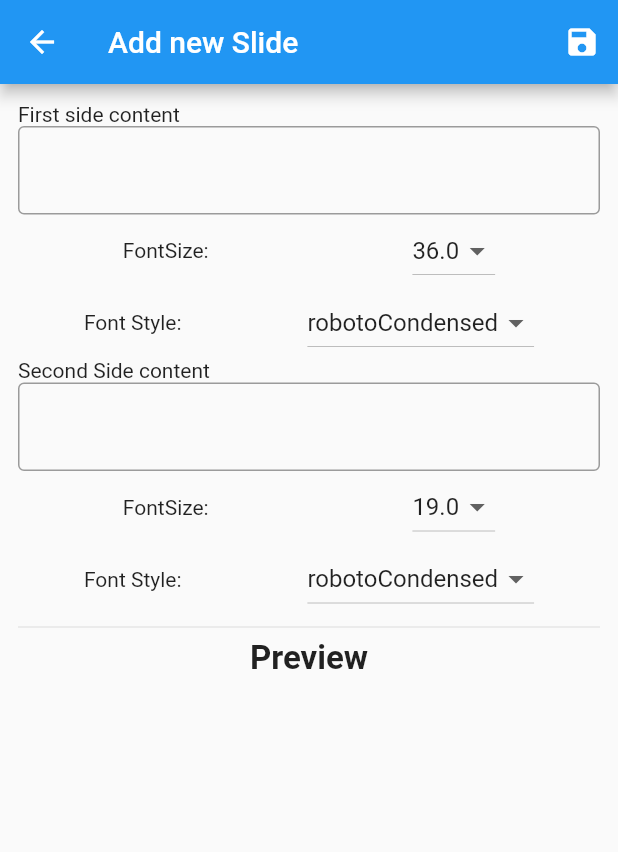
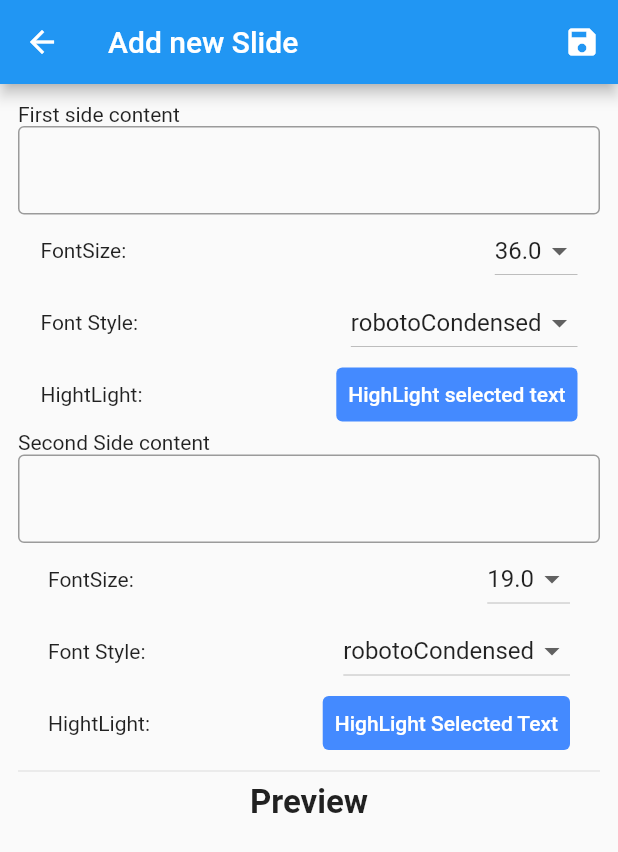
Before and after one commit to iwilfried/Flutter-Flashcards-Portrait-Rich-Media, a Flutter app: the AddSlideScreen screen opened directly, on a phone screen of 412 x 824 dp. Shown: the top 852 px of the screen. Run offline on Flutter 3.47's test engine with Material 2 defaults, Android fonts, the phone set to English and light mode, and no system bars; drawn by our look-alikes of flip_card; our stand-ins replace auto_size_text, flutter_riverpod, google_fonts, shared_preferences, substring_highlight; accounts and stored records are empty.

Commit message:
adding highlight feature

```diff
--- a/lib/models/slide.dart
+++ b/lib/models/slide.dart
@@ -5,6 +5,8 @@ class Slide {
   double secondSlideFontSize;
   String frontStyle;
   String backStyle;
+  List<String> highLightFront;
+  List<String> highLightBack;
 
   Slide(
       {required this.firstSide,
@@ -12,7 +14,9 @@ class Slide {
       required this.secondSide,
       required this.secondSlideFontSize,
       required this.frontStyle,
-      required this.backStyle});
+      required this.backStyle,
+      required this.highLightFront,
+      required this.highLightBack});
 
   Map<String, dynamic> toJson() => {
         "firstSide": firstSide,
@@ -21,6 +25,8 @@ class Slide {
         "secondSlideFontSize": secondSlideFontSize,
         "frontStyle": frontStyle,
         "backStyle": backStyle,
+        "highLightFront": List<dynamic>.from(highLightFront.map((x) => x)),
+        "highLightBack": List<dynamic>.from(highLightBack.map((x) => x)),
       };
 
   Slide.fromJson(Map<String, dynamic> json)
@@ -29,5 +35,8 @@ class Slide {
         secondSide = json['secondSide'],
         secondSlideFontSize = json["secondSlideFontSize"],
         frontStyle = json['frontStyle'],
-        backStyle = json['backStyle'];
+        backStyle = json['backStyle'],
+        highLightFront =
+            List<String>.from(json["highLightFront"].map((x) => x)),
+        highLightBack = List<String>.from(json["highLightBack"].map((x) => x));
 }
--- a/lib/screens/add_slide_screen.dart
+++ b/lib/screens/add_slide_screen.dart
@@ -2,6 +2,7 @@ import 'package:flutter/material.dart';
 import 'package:flutter_riverpod/flutter_riverpod.dart';
 import 'package:google_fonts/google_fonts.dart';
 import 'package:flip_card/flip_card.dart';
+import 'package:substring_highlight/substring_highlight.dart';
 
 import '../state_managment/slides_state_manager.dart';
 import '../models/slide.dart';
@@ -16,6 +17,9 @@ class AddSlideScreen extends ConsumerStatefulWidget {
 class _AddSlideScreenState extends ConsumerState<AddSlideScreen> {
   TextEditingController frontController = TextEditingController();
   TextEditingController backController = TextEditingController();
+
+  List<String> highLightedFront = [];
+  List<String> highLightedBack = [];
 
   String frontValue = "";
   String backValue = "";
@@ -53,7 +57,9 @@ class _AddSlideScreenState extends ConsumerState<AddSlideScreen> {
                           secondSide: backValue,
                           secondSlideFontSize: backFontSize,
                           frontStyle: frontStyle,
-                          backStyle: backStyle),
+                          backStyle: backStyle,
+                          highLightBack: highLightedBack,
+                          highLightFront: highLightedFront),
                     );
                 Navigator.pop(context);
               },
@@ -79,14 +85,14 @@ class _AddSlideScreenState extends ConsumerState<AddSlideScreen> {
               keyboardType: TextInputType.multiline,
               maxLines: null,
             ),
-            Column(
+            Padding(
+              padding: const EdgeInsets.symmetric(horizontal: 15),
+              child: Column(
                 children: [
-                Padding(
-                  padding: const EdgeInsets.symmetric(horizontal: 2),
-                  child: Row(
-                    mainAxisAlignment: MainAxisAlignment.spaceAround,
+                  Row(
+                    mainAxisAlignment: MainAxisAlignment.start,
                     children: [
-                      const Text("FontSize:"),
+                      const Expanded(child: Text("FontSize:")),
                       DropdownButton<double>(
                         value: frontFontSize,
                         items: <double>[
@@ -119,13 +125,10 @@ class _AddSlideScreenState extends ConsumerState<AddSlideScreen> {
                       )
                     ],
                   ),
-                ),
-                Padding(
-                  padding: const EdgeInsets.symmetric(horizontal: 2),
-                  child: Row(
-                    mainAxisAlignment: MainAxisAlignment.spaceAround,
+                  Row(
+                    mainAxisAlignment: MainAxisAlignment.start,
                     children: [
-                      const Text("Font Style:"),
+                      const Expanded(child: Text("Font Style:")),
                       DropdownButton<String>(
                         value: frontStyle,
                         items: fontStyles
@@ -147,8 +150,29 @@ class _AddSlideScreenState extends ConsumerState<AddSlideScreen> {
                       )
                     ],
                   ),
+                  Row(
+                    mainAxisAlignment: MainAxisAlignment.start,
+                    children: [
+                      const Expanded(child: Text("HightLight:")),
+                      TextButton(
+                          style: TextButton.styleFrom(
+                            primary: Colors.white,
+                            backgroundColor: Colors.blueAccent,
+                          ),
+                          onPressed: () {
+                            String text = frontController.selection
+                                .textInside(frontController.text);
+                            setState(() {
+                              highLightedFront.contains(text)
+                                  ? highLightedFront.remove(text)
+                                  : highLightedFront.add(text);
+                            });
+                          },
+                          child: const Text('HighLight selected text'))
+                    ],
                   ),
                 ],
+              ),
             ),
             const Text("Second Side content"),
             TextField(
@@ -166,14 +190,14 @@ class _AddSlideScreenState extends ConsumerState<AddSlideScreen> {
               keyboardType: TextInputType.multiline,
               maxLines: null,
             ),
-            Column(
+            Padding(
+              padding: const EdgeInsets.symmetric(horizontal: 20),
+              child: Column(
                 children: [
-                Padding(
-                  padding: const EdgeInsets.symmetric(horizontal: 2),
-                  child: Row(
-                    mainAxisAlignment: MainAxisAlignment.spaceAround,
+                  Row(
+                    mainAxisAlignment: MainAxisAlignment.start,
                     children: [
-                      const Text("FontSize:"),
+                      const Expanded(child: Text("FontSize:")),
                       DropdownButton<double>(
                         value: backFontSize,
                         items: <double>[
@@ -203,13 +227,10 @@ class _AddSlideScreenState extends ConsumerState<AddSlideScreen> {
                       )
                     ],
                   ),
-                ),
-                Padding(
-                  padding: const EdgeInsets.symmetric(horizontal: 2),
-                  child: Row(
-                    mainAxisAlignment: MainAxisAlignment.spaceAround,
+                  Row(
+                    mainAxisAlignment: MainAxisAlignment.start,
                     children: [
-                      const Text("Font Style:"),
+                      const Expanded(child: Text("Font Style:")),
                       DropdownButton<String>(
                         value: backStyle,
                         items: fontStyles
@@ -231,8 +252,29 @@ class _AddSlideScreenState extends ConsumerState<AddSlideScreen> {
                       )
                     ],
                   ),
+                  Row(
+                    mainAxisAlignment: MainAxisAlignment.start,
+                    children: [
+                      const Expanded(child: Text("HightLight:")),
+                      TextButton(
+                          style: TextButton.styleFrom(
+                            primary: Colors.white,
+                            backgroundColor: Colors.blueAccent,
+                          ),
+                          onPressed: () {
+                            String text = backController.selection
+                                .textInside(backController.text);
+                            setState(() {
+                              highLightedBack.contains(text)
+                                  ? highLightedBack.remove(text)
+                                  : highLightedBack.add(text);
+                            });
+                          },
+                          child: const Text('HighLight Selected Text'))
+                    ],
                   ),
                 ],
+              ),
             ),
             const Divider(),
             const Center(
@@ -258,14 +300,24 @@ class _AddSlideScreenState extends ConsumerState<AddSlideScreen> {
                     borderRadius: BorderRadius.all(Radius.circular(8.0)),
                   ),
                   child: Center(
-                      child: Text(frontValue,
+                      child: SubstringHighlight(
+                    text: frontValue,
+                    terms: highLightedFront,
                     textAlign: TextAlign.center,
-                          style: fontStyles[frontStyle]!(
+                    textStyleHighlight: fontStyles[frontStyle]!(
+                        textStyle: TextStyle(
+                      backgroundColor: Colors.yellowAccent,
+                      color: Theme.of(context).primaryColor,
+                      fontWeight: FontWeight.w400,
+                      fontSize: frontFontSize,
+                    )),
+                    textStyle: fontStyles[frontStyle]!(
                         textStyle: TextStyle(
                       color: Theme.of(context).primaryColor,
                       fontWeight: FontWeight.w400,
                       fontSize: frontFontSize,
-                          )))),
+                    )),
+                  )),
                 ),
                 back: Container(
                   padding: const EdgeInsets.symmetric(horizontal: 10),
@@ -274,9 +326,18 @@ class _AddSlideScreenState extends ConsumerState<AddSlideScreen> {
                     borderRadius: BorderRadius.all(Radius.circular(8.0)),
                   ),
                   child: Center(
-                      child: Text(backValue,
+                      child: SubstringHighlight(
+                          text: backValue,
+                          terms: highLightedBack,
+                          textStyleHighlight: fontStyles[backStyle]!(
+                              textStyle: TextStyle(
+                            height: 1.7,
+                            backgroundColor: Colors.yellowAccent,
+                            color: Theme.of(context).primaryColor,
+                            fontSize: backFontSize,
+                          )),
                           textAlign: TextAlign.center,
-                          style: fontStyles[backStyle]!(
+                          textStyle: fontStyles[backStyle]!(
                               textStyle: TextStyle(
                             height: 1.7,
                             color: Theme.of(context).primaryColor,
--- a/lib/slides/slide_one.dart
+++ b/lib/slides/slide_one.dart
@@ -3,6 +3,7 @@ import 'package:flip_card/flip_card_controller.dart';
 import 'package:flutter/material.dart';
 import 'package:flutter_riverpod/flutter_riverpod.dart';
 import 'package:google_fonts/google_fonts.dart';
+import 'package:substring_highlight/substring_highlight.dart';
 
 import '../models/slide.dart';
 
@@ -81,14 +82,25 @@ class _SlideOneState extends ConsumerState<SlideOne> {
                         borderRadius: BorderRadius.all(Radius.circular(8.0)),
                       ),
                       child: Center(
-                          child: Text(widget.slide.firstSide,
-                              textAlign: TextAlign.center,
-                              style: fontStyles[widget.slide.frontStyle]!(
-                                  textStyle: TextStyle(
-                                color: Theme.of(context).primaryColor,
-                                fontWeight: FontWeight.w400,
-                                fontSize: widget.slide.firstSlideFontSize,
-                              )))),
+                          child: SubstringHighlight(
+                        text: widget.slide.firstSide,
+                        terms: widget.slide.highLightFront,
+                        textAlign: TextAlign.center,
+                        textStyleHighlight:
+                            fontStyles[widget.slide.frontStyle]!(
+                                textStyle: TextStyle(
+                          backgroundColor: Colors.yellowAccent,
+                          color: Theme.of(context).primaryColor,
+                          fontWeight: FontWeight.w400,
+                          fontSize: widget.slide.firstSlideFontSize,
+                        )),
+                        textStyle: fontStyles[widget.slide.frontStyle]!(
+                            textStyle: TextStyle(
+                          color: Theme.of(context).primaryColor,
+                          fontWeight: FontWeight.w400,
+                          fontSize: widget.slide.firstSlideFontSize,
+                        )),
+                      )),
                     ),
                     back: Container(
                       padding: const EdgeInsets.symmetric(horizontal: 10),
@@ -97,9 +109,19 @@ class _SlideOneState extends ConsumerState<SlideOne> {
                         borderRadius: BorderRadius.all(Radius.circular(8.0)),
                       ),
                       child: Center(
-                          child: Text(widget.slide.secondSide,
+                          child: SubstringHighlight(
+                              text: widget.slide.secondSide,
+                              terms: widget.slide.highLightBack,
+                              textStyleHighlight:
+                                  fontStyles[widget.slide.backStyle]!(
+                                      textStyle: TextStyle(
+                                height: 1.7,
+                                backgroundColor: Colors.yellowAccent,
+                                color: Theme.of(context).primaryColor,
+                                fontSize: widget.slide.secondSlideFontSize,
+                              )),
                               textAlign: TextAlign.center,
-                              style: fontStyles[widget.slide.backStyle]!(
+                              textStyle: fontStyles[widget.slide.backStyle]!(
                                   textStyle: TextStyle(
                                 height: 1.7,
                                 color: Theme.of(context).primaryColor,
@@ -110,7 +132,7 @@ class _SlideOneState extends ConsumerState<SlideOne> {
                 ),
                 const Expanded(child: SizedBox()),
                 Container(
-                  width: width * .3,
+                  width: width * .5,
                   decoration: const BoxDecoration(
                       color: Colors.transparent,
                       borderRadius: BorderRadius.all(Radius.circular(5))),
--- a/pubspec.yaml
+++ b/pubspec.yaml
@@ -39,6 +39,7 @@ dependencies:
   flutter_riverpod: ^1.0.0
   shared_preferences: ^2.0.9
   flip_card: ^0.6.0
+  substring_highlight: ^1.0.33
 
 dev_dependencies:
   flutter_test:
```
Also changed, not shown: pubspec.lock. Lines whose indentation alone changed are shown as unchanged.
